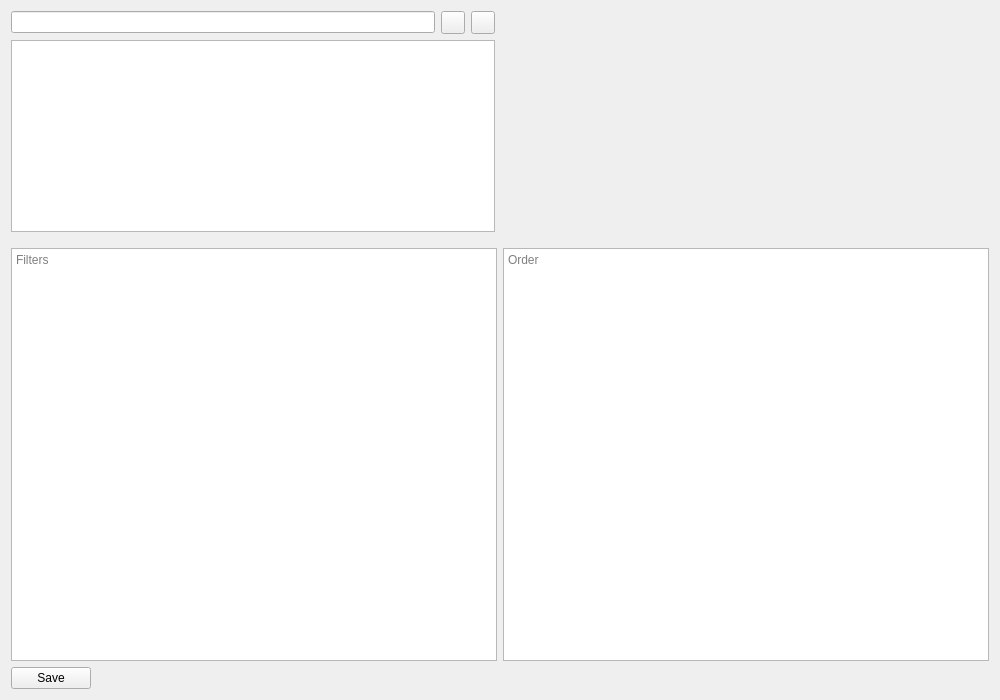
Above: app/view/uis/setup.ui from IceBear8965/TsumCopyrightTool before the change. Below: the same form after it.
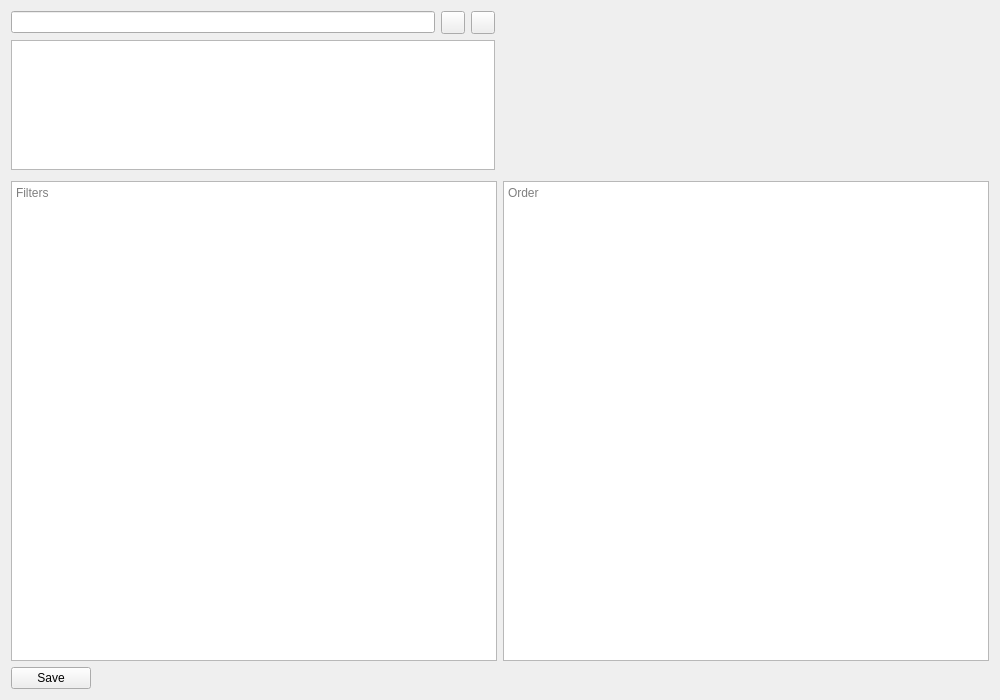
That is the form after the change. Custom widgets are drawn as their Qt base class.

Commit message: finished setup interface

What changed in the file:
```diff
--- a/app/view/uis/setup.ui
+++ b/app/view/uis/setup.ui
@@ -42,7 +42,14 @@
           </layout>
          </item>
          <item alignment="Qt::AlignTop">
-          <widget class="ListView" name="presetList"/>
+          <widget class="ListView" name="presetList">
+           <property name="maximumSize">
+            <size>
+             <width>16777215</width>
+             <height>130</height>
+            </size>
+           </property>
+          </widget>
          </item>
         </layout>
        </item>
@@ -88,7 +95,7 @@
        <property name="sizeHint" stdset="0">
         <size>
          <width>20</width>
-         <height>10</height>
+         <height>5</height>
         </size>
        </property>
       </spacer>
@@ -97,6 +104,12 @@
       <layout class="QHBoxLayout" name="horizontalLayout">
        <item>
         <widget class="PlainTextEdit" name="filtersEdit">
+         <property name="sizePolicy">
+          <sizepolicy hsizetype="Expanding" vsizetype="Expanding">
+           <horstretch>0</horstretch>
+           <verstretch>0</verstretch>
+          </sizepolicy>
+         </property>
          <property name="placeholderText">
           <string>Filters</string>
          </property>
```
The commit also changes 7 other files.
